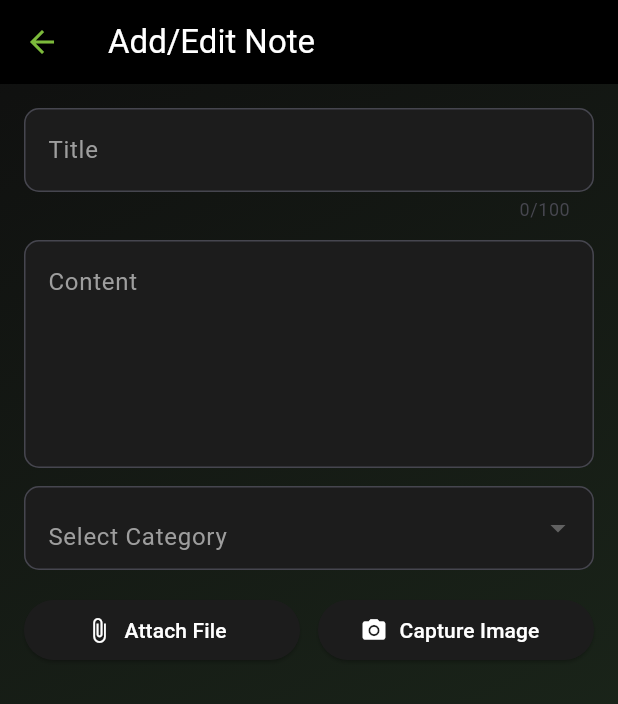
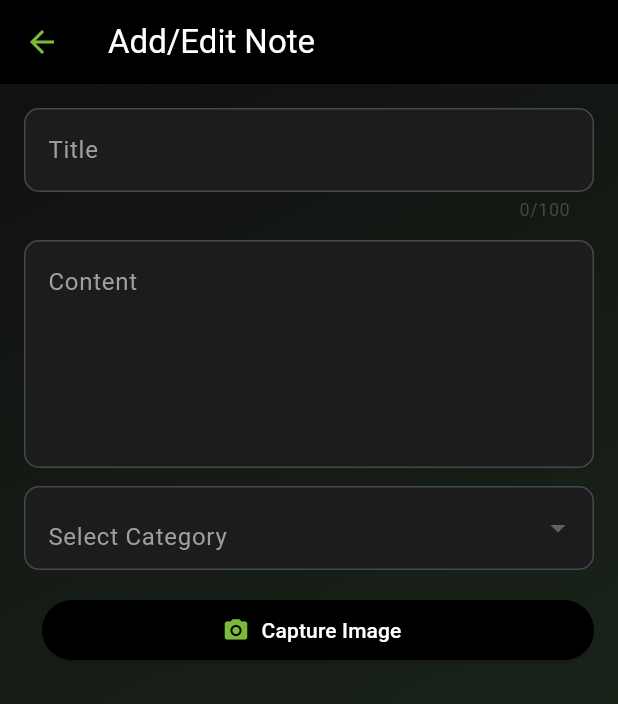
Before and after one commit to AmitVishwakarmaz/notes_app, a Flutter app: the AddNoteScreen screen opened directly, on a phone screen of 412 x 824 dp. Shown: the top 704 px of the screen. Run offline on Flutter 3.47's test engine with Material 3 defaults, Android fonts, the phone set to English and light mode, and no system bars; our stand-ins replace cloud_firestore, file_picker, firebase_auth, firebase_core, google_fonts, google_sign_in and 3 more; accounts and stored records are empty; statements that could not run were skipped.

Commit message:
final_bug_fixes

```diff
--- a/lib/screens/add_note_screen.dart
+++ b/lib/screens/add_note_screen.dart
@@ -201,25 +201,14 @@ class _AddNoteScreenState extends State<AddNoteScreen> {
                     ),
                   Row(
                     children: [
-                      Expanded(
-                        child: ElevatedButton.icon(
-                          onPressed: _pickFile,
-                          icon: const Icon(Icons.attach_file),
-                          label: const Text("Attach File"),
-                          style: ElevatedButton.styleFrom(
-                            backgroundColor: const Color(0xFF1C1C1C),
-                            foregroundColor: Colors.white,
-                          ),
-                        ),
-                      ),
                       const SizedBox(width: 12),
                       Expanded(
                         child: ElevatedButton.icon(
                           onPressed: _pickImage,
-                          icon: const Icon(Icons.camera_alt),
+                            icon: const Icon(Icons.camera_alt, color: Color(0xFF7CBA3B)),
                           label: const Text("Capture Image"),
                           style: ElevatedButton.styleFrom(
-                            backgroundColor: const Color(0xFF1C1C1C),
+                            backgroundColor: const Color.fromARGB(255, 0, 0, 0),
                             foregroundColor: Colors.white,
                           ),
                         ),
```
Also changed, not shown: lib/screens/home_screen.dart (+12 -3 lines).
